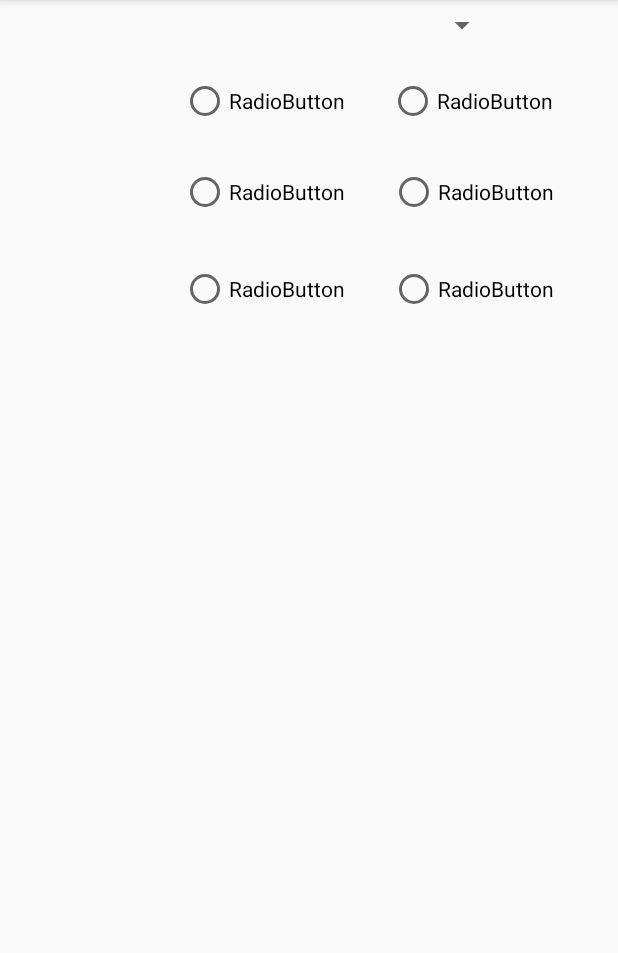
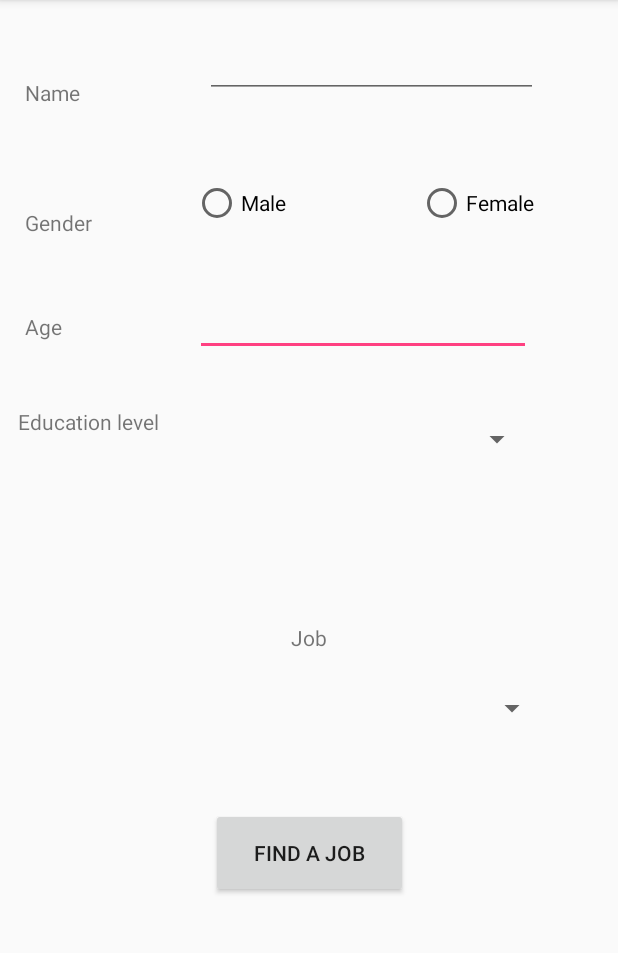
Before and after one commit to TseJunZhen/Jobago_Project, an Android app: the AdminView screen opened directly, with no data from a screen before it, on a phone screen of 412 x 824 dp, the part 84-1037 px from its top. Run offline under Robolectric (Android 15) with nearby library versions, the phone set to English and light mode, and no system bars.

Commit message:
activity

```diff
--- a/Jobago2/app/src/main/res/layout/activity_admin_view.xml
+++ b/Jobago2/app/src/main/res/layout/activity_admin_view.xml
@@ -14,13 +14,13 @@
         android:layout_marginEnd="8dp"
         android:layout_marginStart="8dp"
         android:layout_marginTop="8dp"
-        android:text="RadioButton"
+        android:text="Female"
         app:layout_constraintBottom_toBottomOf="parent"
         app:layout_constraintEnd_toEndOf="parent"
-        app:layout_constraintHorizontal_bias="0.876"
+        app:layout_constraintHorizontal_bias="0.849"
         app:layout_constraintStart_toStartOf="parent"
         app:layout_constraintTop_toTopOf="parent"
-        app:layout_constraintVertical_bias="0.06" />
+        app:layout_constraintVertical_bias="0.155" />
 
     <RadioButton
         android:id="@+id/radioButton2"
@@ -30,83 +30,170 @@
         android:layout_marginEnd="8dp"
         android:layout_marginStart="8dp"
         android:layout_marginTop="8dp"
-        android:text="RadioButton"
+        android:text="Male"
         app:layout_constraintBottom_toBottomOf="parent"
         app:layout_constraintEnd_toEndOf="parent"
-        app:layout_constraintHorizontal_bias="0.393"
+        app:layout_constraintHorizontal_bias="0.362"
         app:layout_constraintStart_toStartOf="parent"
         app:layout_constraintTop_toTopOf="parent"
-        app:layout_constraintVertical_bias="0.06" />
+        app:layout_constraintVertical_bias="0.155" />
 
-    <RadioButton
-        android:id="@+id/radioButton3"
+    <Spinner
+        android:id="@+id/spinner"
+        android:layout_width="318dp"
+        android:layout_height="25dp"
+        android:layout_marginBottom="8dp"
+        android:layout_marginEnd="8dp"
+        android:layout_marginStart="8dp"
+        android:layout_marginTop="8dp"
+        app:layout_constraintBottom_toBottomOf="parent"
+        app:layout_constraintEnd_toEndOf="parent"
+        app:layout_constraintStart_toStartOf="parent"
+        app:layout_constraintTop_toTopOf="parent"
+        app:layout_constraintVertical_bias="0.621" />
+
+    <TextView
+        android:id="@+id/textView4"
         android:layout_width="wrap_content"
         android:layout_height="wrap_content"
         android:layout_marginBottom="8dp"
         android:layout_marginEnd="8dp"
         android:layout_marginStart="8dp"
         android:layout_marginTop="8dp"
-        android:text="RadioButton"
+        android:text="Gender"
         app:layout_constraintBottom_toBottomOf="parent"
         app:layout_constraintEnd_toEndOf="parent"
-        app:layout_constraintHorizontal_bias="0.88"
+        app:layout_constraintHorizontal_bias="0.024"
         app:layout_constraintStart_toStartOf="parent"
-        app:layout_constraintTop_toBottomOf="@+id/radioButton"
-        app:layout_constraintVertical_bias="0.032" />
+        app:layout_constraintTop_toTopOf="parent"
+        app:layout_constraintVertical_bias="0.178" />
 
-    <RadioButton
-        android:id="@+id/radioButton4"
+    <TextView
+        android:id="@+id/textView5"
         android:layout_width="wrap_content"
         android:layout_height="wrap_content"
         android:layout_marginBottom="8dp"
         android:layout_marginEnd="8dp"
         android:layout_marginStart="8dp"
         android:layout_marginTop="8dp"
-        android:text="RadioButton"
+        android:text="Age"
         app:layout_constraintBottom_toBottomOf="parent"
         app:layout_constraintEnd_toEndOf="parent"
-        app:layout_constraintHorizontal_bias="0.393"
+        app:layout_constraintHorizontal_bias="0.023"
         app:layout_constraintStart_toStartOf="parent"
-        app:layout_constraintTop_toBottomOf="@+id/radioButton2"
-        app:layout_constraintVertical_bias="0.032" />
+        app:layout_constraintTop_toTopOf="parent"
+        app:layout_constraintVertical_bias="0.273" />
 
-    <RadioButton
-        android:id="@+id/radioButton5"
+    <TextView
+        android:id="@+id/textView6"
         android:layout_width="wrap_content"
         android:layout_height="wrap_content"
         android:layout_marginBottom="8dp"
         android:layout_marginEnd="8dp"
         android:layout_marginStart="8dp"
         android:layout_marginTop="8dp"
-        android:text="RadioButton"
+        android:text="Education level "
         app:layout_constraintBottom_toBottomOf="parent"
         app:layout_constraintEnd_toEndOf="parent"
-        app:layout_constraintHorizontal_bias="0.88"
+        app:layout_constraintHorizontal_bias="0.014"
         app:layout_constraintStart_toStartOf="parent"
-        app:layout_constraintTop_toBottomOf="@+id/radioButton3"
-        app:layout_constraintVertical_bias="0.043" />
+        app:layout_constraintTop_toTopOf="parent"
+        app:layout_constraintVertical_bias="0.359" />
 
-    <RadioButton
-        android:id="@+id/radioButton6"
+    <Spinner
+        android:id="@+id/spinner2"
+        android:layout_width="225dp"
+        android:layout_height="36dp"
+        android:layout_marginBottom="8dp"
+        android:layout_marginEnd="8dp"
+        android:layout_marginStart="8dp"
+        android:layout_marginTop="8dp"
+        app:layout_constraintBottom_toBottomOf="parent"
+        app:layout_constraintEnd_toEndOf="parent"
+        app:layout_constraintHorizontal_bias="0.713"
+        app:layout_constraintStart_toStartOf="parent"
+        app:layout_constraintTop_toTopOf="parent"
+        app:layout_constraintVertical_bias="0.372" />
+
+    <EditText
+        android:id="@+id/editText2"
+        android:layout_width="224dp"
+        android:layout_height="28dp"
+        android:layout_marginBottom="8dp"
+        android:layout_marginEnd="8dp"
+        android:layout_marginStart="8dp"
+        android:layout_marginTop="8dp"
+        android:ems="10"
+        android:inputType="textPersonName"
+        app:layout_constraintBottom_toBottomOf="parent"
+        app:layout_constraintEnd_toEndOf="parent"
+        app:layout_constraintHorizontal_bias="0.708"
+        app:layout_constraintStart_toStartOf="parent"
+        app:layout_constraintTop_toTopOf="parent"
+        app:layout_constraintVertical_bias="0.278" />
+
+    <TextView
+        android:id="@+id/textView7"
         android:layout_width="wrap_content"
         android:layout_height="wrap_content"
         android:layout_marginBottom="8dp"
         android:layout_marginEnd="8dp"
         android:layout_marginStart="8dp"
         android:layout_marginTop="8dp"
-        android:text="RadioButton"
+        android:text="Name"
         app:layout_constraintBottom_toBottomOf="parent"
         app:layout_constraintEnd_toEndOf="parent"
-        app:layout_constraintHorizontal_bias="0.393"
+        app:layout_constraintHorizontal_bias="0.025"
         app:layout_constraintStart_toStartOf="parent"
-        app:layout_constraintTop_toBottomOf="@+id/radioButton4"
-        app:layout_constraintVertical_bias="0.043" />
+        app:layout_constraintTop_toTopOf="parent"
+        app:layout_constraintVertical_bias="0.06" />
 
-    <Spinner
-        android:id="@+id/spinner"
-        android:layout_width="332dp"
-        android:layout_height="34dp"
-        tools:layout_editor_absoluteX="36dp"
-        tools:layout_editor_absoluteY="193dp" />
+    <EditText
+        android:id="@+id/editText3"
+        android:layout_width="222dp"
+        android:layout_height="wrap_content"
+        android:layout_marginBottom="8dp"
+        android:layout_marginEnd="8dp"
+        android:layout_marginStart="8dp"
+        android:layout_marginTop="8dp"
+        android:ems="10"
+        android:inputType="textPersonName"
+        app:layout_constraintBottom_toBottomOf="parent"
+        app:layout_constraintEnd_toEndOf="parent"
+        app:layout_constraintHorizontal_bias="0.739"
+        app:layout_constraintStart_toStartOf="parent"
+        app:layout_constraintTop_toTopOf="parent"
+        app:layout_constraintVertical_bias="0.017" />
+
+    <TextView
+        android:id="@+id/textView8"
+        android:layout_width="166dp"
+        android:layout_height="29dp"
+        android:layout_marginBottom="8dp"
+        android:layout_marginEnd="8dp"
+        android:layout_marginStart="8dp"
+        android:layout_marginTop="8dp"
+        android:text="Job"
+        android:textAlignment="center"
+        app:layout_constraintBottom_toBottomOf="parent"
+        app:layout_constraintEnd_toEndOf="parent"
+        app:layout_constraintStart_toStartOf="parent"
+        app:layout_constraintTop_toTopOf="parent"
+        app:layout_constraintVertical_bias="0.564" />
+
+    <Button
+        android:id="@+id/button"
+        android:layout_width="131dp"
+        android:layout_height="60dp"
+        android:layout_marginBottom="8dp"
+        android:layout_marginEnd="8dp"
+        android:layout_marginStart="8dp"
+        android:layout_marginTop="8dp"
+        android:text="Find A Job"
+        app:layout_constraintBottom_toBottomOf="parent"
+        app:layout_constraintEnd_toEndOf="parent"
+        app:layout_constraintStart_toStartOf="parent"
+        app:layout_constraintTop_toTopOf="parent"
+        app:layout_constraintVertical_bias="0.767" />
 
 </android.support.constraint.ConstraintLayout>
```
